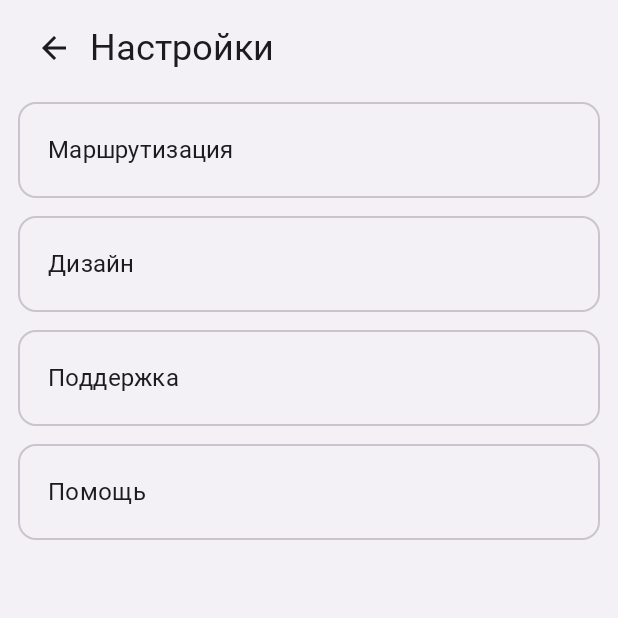
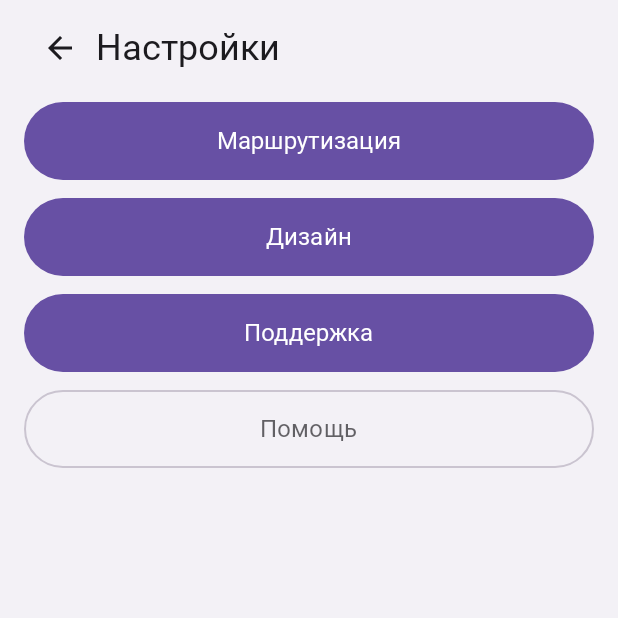
Before and after one commit to weknowyouscum-gif/LABUDA, an Android app built with Jetpack Compose: the SettingsActivity screen opened directly, with no data from a screen before it, on a phone screen of 412 x 824 dp, the top half of it. Run offline under Robolectric (Android 15) with nearby library versions, the light colour scheme and no system bars; pictures from the network do not load; Roboto replaces fonts that are not available here.

Commit message:
Make settings items full-width buttons

```diff
--- a/app/src/main/java/com/labuda/app/SettingsActivity.kt
+++ b/app/src/main/java/com/labuda/app/SettingsActivity.kt
@@ -5,25 +5,27 @@ import android.net.Uri
 import android.os.Bundle
 import androidx.activity.ComponentActivity
 import androidx.activity.compose.setContent
-import androidx.compose.foundation.clickable
 import androidx.compose.foundation.layout.Arrangement
 import androidx.compose.foundation.layout.Column
 import androidx.compose.foundation.layout.Row
 import androidx.compose.foundation.layout.fillMaxSize
 import androidx.compose.foundation.layout.fillMaxWidth
+import androidx.compose.foundation.layout.height
 import androidx.compose.foundation.layout.padding
 import androidx.compose.material.icons.Icons
 import androidx.compose.material.icons.filled.ArrowBack
+import androidx.compose.material3.Button
 import androidx.compose.material3.Icon
 import androidx.compose.material3.IconButton
 import androidx.compose.material3.MaterialTheme
-import androidx.compose.material3.OutlinedCard
+import androidx.compose.material3.OutlinedButton
 import androidx.compose.material3.Surface
 import androidx.compose.material3.Text
 import androidx.compose.runtime.Composable
 import androidx.compose.ui.Alignment
 import androidx.compose.ui.Modifier
 import androidx.compose.ui.unit.dp
+import androidx.compose.ui.unit.sp
 
 const val LABUDA_SUPPORT_URL = "https://t.me/LABUDASAPP"
 const val LABUDA_DONATE_URL = "https://yoomoney.ru/fundraise/1K8LRRNMB65.260912"
@@ -38,12 +40,8 @@ class SettingsActivity : ComponentActivity() {
                         onBack = { finish() },
                         onRouting = { startActivity(Intent(this, RoutingSettingsActivity::class.java)) },
                         onDesign = { startActivity(Intent(this, DesignActivity::class.java)) },
-                        onHelp = {
-                            startActivity(Intent(Intent.ACTION_VIEW, Uri.parse(LABUDA_SUPPORT_URL)))
-                        },
-                        onSupport = {
-                            startActivity(Intent(Intent.ACTION_VIEW, Uri.parse(LABUDA_DONATE_URL)))
-                        }
+                        onHelp = { startActivity(Intent(Intent.ACTION_VIEW, Uri.parse(LABUDA_SUPPORT_URL))) },
+                        onSupport = { startActivity(Intent(Intent.ACTION_VIEW, Uri.parse(LABUDA_DONATE_URL))) }
                     )
                 }
             }
@@ -60,24 +58,24 @@ private fun SettingsScreen(
     onSupport: () -> Unit
 ) {
     Column(
-        modifier = Modifier.fillMaxSize().padding(horizontal = 12.dp, vertical = 8.dp),
+        modifier = Modifier.fillMaxSize().padding(horizontal = 16.dp, vertical = 8.dp),
         verticalArrangement = Arrangement.spacedBy(12.dp)
     ) {
         Row(Modifier.fillMaxWidth(), verticalAlignment = Alignment.CenterVertically) {
             IconButton(onClick = onBack) { Icon(Icons.Filled.ArrowBack, contentDescription = "Назад") }
             Text("Настройки", style = MaterialTheme.typography.headlineSmall)
         }
-        OutlinedCard(modifier = Modifier.fillMaxWidth().clickable(onClick = onRouting)) {
-            Text("Маршрутизация", modifier = Modifier.padding(20.dp), style = MaterialTheme.typography.titleMedium)
+        Button(onRouting, Modifier.fillMaxWidth().height(52.dp)) {
+            Text("Маршрутизация", fontSize = 16.sp)
         }
-        OutlinedCard(modifier = Modifier.fillMaxWidth().clickable(onClick = onDesign)) {
-            Text("Дизайн", modifier = Modifier.padding(20.dp), style = MaterialTheme.typography.titleMedium)
+        Button(onDesign, Modifier.fillMaxWidth().height(52.dp)) {
+            Text("Дизайн", fontSize = 16.sp)
         }
-        OutlinedCard(modifier = Modifier.fillMaxWidth().clickable(onClick = onSupport)) {
-            Text("Поддержка", modifier = Modifier.padding(20.dp), style = MaterialTheme.typography.titleMedium)
+        Button(onSupport, Modifier.fillMaxWidth().height(52.dp)) {
+            Text("Поддержка", fontSize = 16.sp)
         }
-        OutlinedCard(modifier = Modifier.fillMaxWidth().clickable(onClick = onHelp)) {
-            Text("Помощь", modifier = Modifier.padding(20.dp), style = MaterialTheme.typography.titleMedium)
+        OutlinedButton(onHelp, Modifier.fillMaxWidth().height(52.dp)) {
+            Text("Помощь", fontSize = 16.sp)
         }
     }
 }
```
